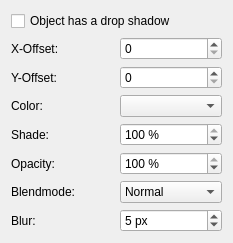
Above: scribus/ui/propertiespalette_shadowbase.ui from scribusproject/scribus before the change. Below: the same form after it.
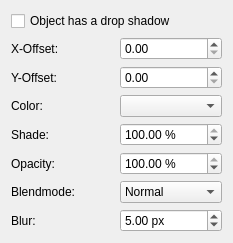
That is the form after the change. Custom widgets are drawn as their Qt base class.

Commit message: fix incorrect inheritance info for ScrSpinBox in some ui files

Diff of the .ui file:
```diff
--- a/scribus/ui/propertiespalette_shadowbase.ui
+++ b/scribus/ui/propertiespalette_shadowbase.ui
@@ -232,8 +232,8 @@
  <customwidgets>
   <customwidget>
    <class>ScrSpinBox</class>
-   <extends>QSpinBox</extends>
-   <header location="global">ui/scrspinbox.h</header>
+   <extends>QDoubleSpinBox</extends>
+   <header>ui/scrspinbox.h</header>
   </customwidget>
   <customwidget>
    <class>ScComboBox</class>
```
The commit also changes 1 other file.
